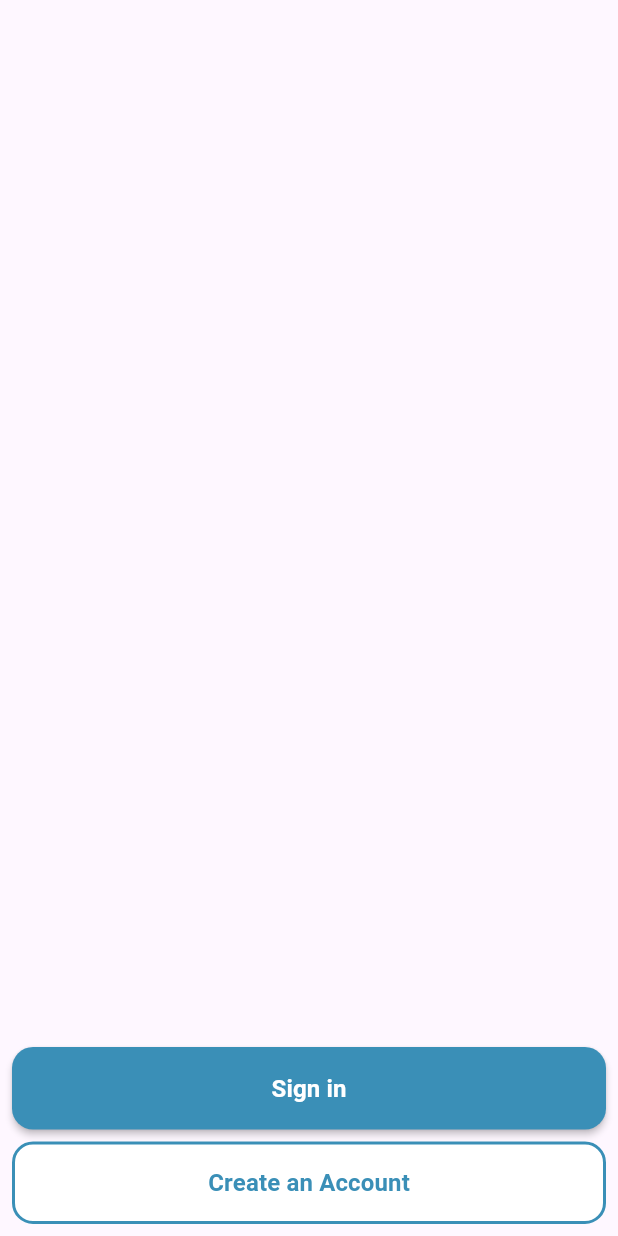
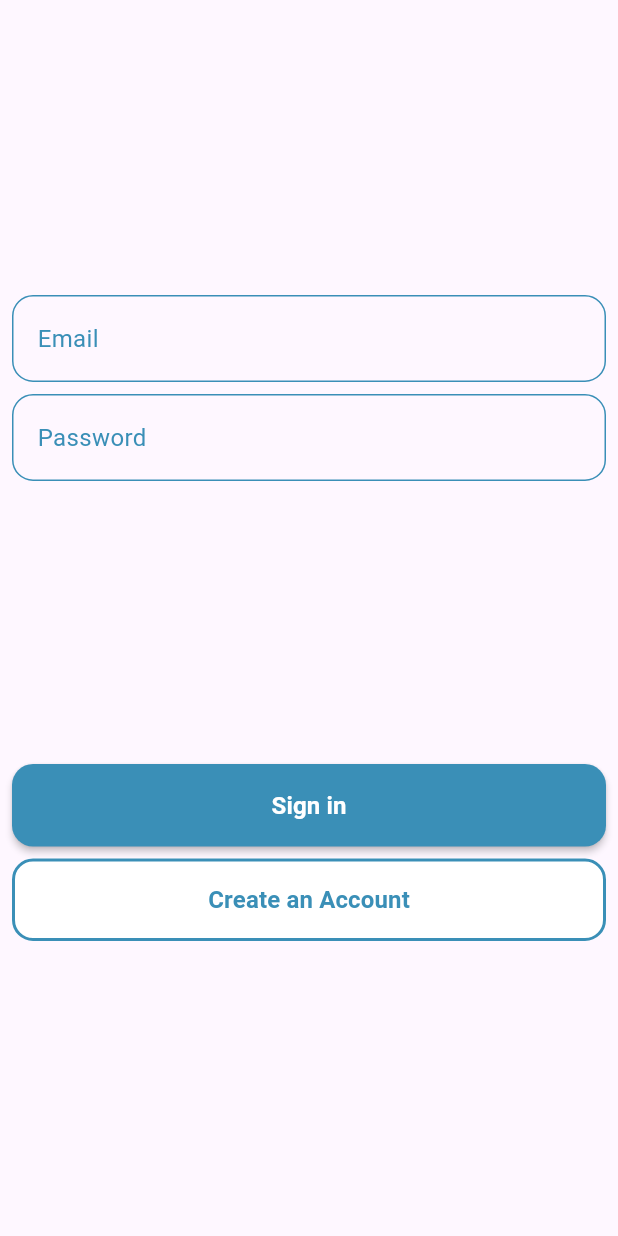
Before and after one commit to hoveydev/wishing-well, a Flutter app: the screen it shows after launch, on a phone screen of 412 x 824 dp. Run offline on Flutter 3.47's test engine with Material 3 defaults, Android fonts, the phone set to English and light mode, and no system bars.

Commit message:
input component

```diff
--- /dev/null
+++ b/lib/components/input/input.dart
@@ -0,0 +1,38 @@
+import 'package:flutter/material.dart';
+import 'package:wishing_well/components/input/input_type.dart';
+import 'package:wishing_well/theme.dart';
+
+class Input extends StatelessWidget {
+  final String placeholder;
+  final InputType type;
+  final TextEditingController controller;
+
+  const Input({
+    super.key,
+    required this.placeholder,
+    required this.type,
+    required this.controller,
+  });
+
+  @override
+  Widget build(BuildContext context) {
+    final textEditHandler = TextEditingController(text: controller.text);
+    return Container(
+      decoration: BoxDecoration(
+        border: Border.all(color: AppColors.primary, width: 1),
+        borderRadius: BorderRadius.circular(14),
+      ),
+      child: TextField(
+      controller: textEditHandler,
+      decoration: InputDecoration(
+        hint: Text(style: TextStyle(color: AppColors.primary, fontSize: 16), placeholder),
+        border: OutlineInputBorder(
+          borderRadius: BorderRadius.circular(14),
+          borderSide: BorderSide.none,
+        ),
+      ),
+      keyboardType: type == InputType.text ? TextInputType.text : TextInputType.number,
+      ),
+    );
+  }
+}
--- /dev/null
+++ b/lib/components/input/input_type.dart
@@ -0,0 +1 @@
+enum InputType { text, email, password, phone }
--- a/lib/main.dart
+++ b/lib/main.dart
@@ -1,5 +1,7 @@
 import 'package:flutter/material.dart';
 import 'package:wishing_well/components/button/button.dart';
+import 'package:wishing_well/components/input/input.dart';
+import 'package:wishing_well/components/input/input_type.dart';
 import 'components/button/button_type.dart';
 
 void main() {
@@ -21,6 +23,10 @@ class MainApp extends StatelessWidget {
                 mainAxisAlignment: MainAxisAlignment.center,
                 children: [
                   Spacer(),
+                  Input(placeholder: "Email", type: InputType.text, controller: TextEditingController()),
+                  const SizedBox(height: 8),
+                  Input(placeholder: "Password", type: InputType.text, controller: TextEditingController()),
+                  Spacer(),
                   Button(
                     label: 'Sign in',
                     onPressed: () {},
@@ -32,6 +38,7 @@ class MainApp extends StatelessWidget {
                     onPressed: () {},
                     type: ButtonType.secondary,
                   ),
+                  Spacer(),
                 ],
               ),
             ),
```
Also changed, not shown: lib/components/input/input_style.dart (added).
